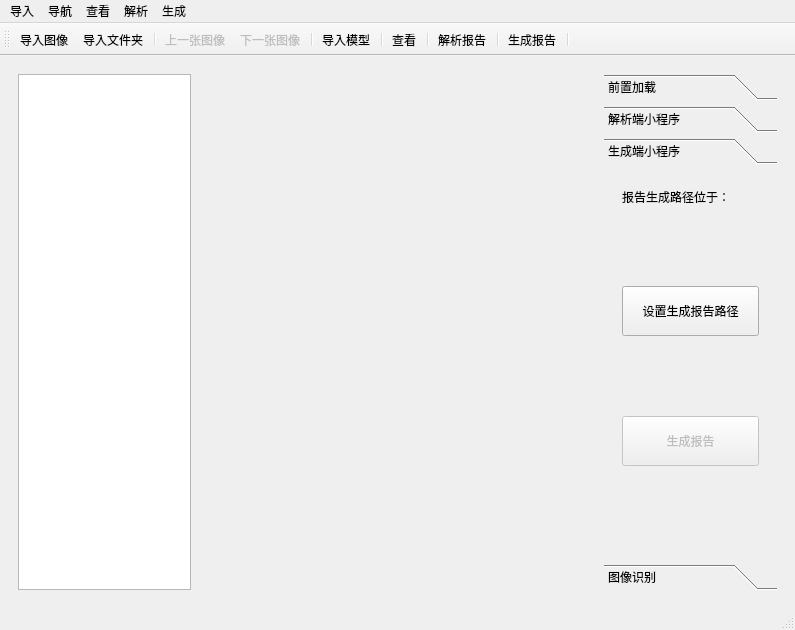
Qt form Ui/MainWindow/MainWindow.ui (Charliechen114514/Smart_UltraSound_Detection) before a commit.
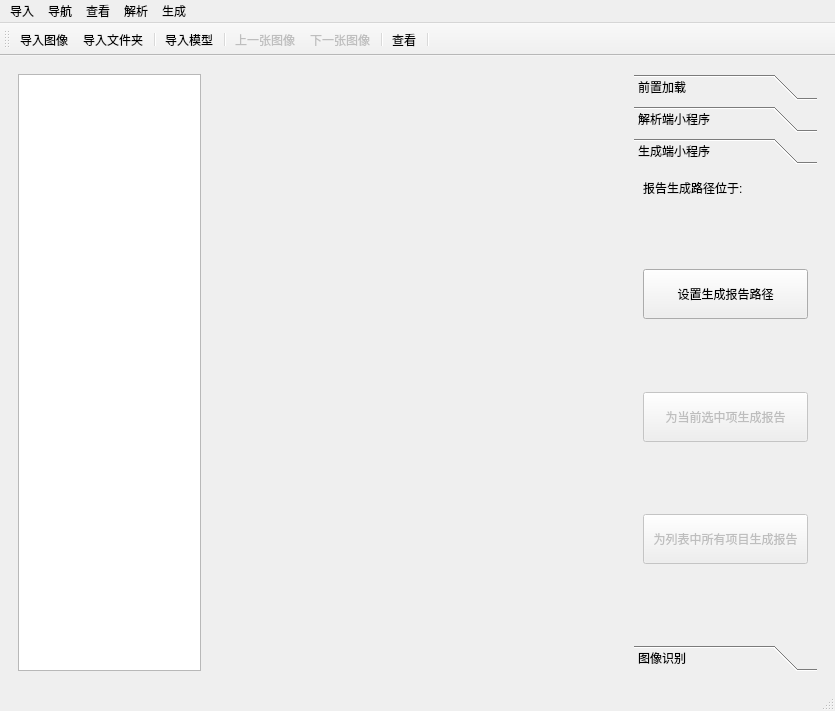
The same form after that commit. The open tabs and pages were chosen to show the change. Icons and pictures are not drawn.

Diff of the .ui file:
```diff
--- a/Ui/MainWindow/MainWindow.ui
+++ b/Ui/MainWindow/MainWindow.ui
@@ -6,8 +6,8 @@
    <rect>
     <x>0</x>
     <y>0</y>
-    <width>795</width>
-    <height>630</height>
+    <width>835</width>
+    <height>711</height>
    </rect>
   </property>
   <property name="windowTitle">
@@ -42,7 +42,7 @@
     </item>
     <item>
      <widget class="QWidget" name="operating_widget" native="true">
-      <layout class="QHBoxLayout" name="horizontalLayout_2">
+      <layout class="QVBoxLayout" name="verticalLayout_5">
        <item>
         <widget class="QToolBox" name="operate_tool_box">
          <property name="currentIndex">
@@ -214,8 +214,8 @@
            <rect>
             <x>0</x>
             <y>0</y>
-            <width>144</width>
-            <height>182</height>
+            <width>190</width>
+            <height>456</height>
            </rect>
           </property>
           <attribute name="icon">
@@ -227,42 +227,12 @@
           </attribute>
           <layout class="QVBoxLayout" name="verticalLayout_4">
            <item>
-            <widget class="QWidget" name="widget_summon_report" native="true">
-             <layout class="QVBoxLayout" name="verticalLayout_5">
-              <item>
                <widget class="QLabel" name="label_report_path">
                 <property name="text">
-                 <string>报告生成路径位于：</string>
-                </property>
-               </widget>
-              </item>
-              <item>
-               <spacer name="verticalSpacer">
-                <property name="orientation">
-                 <enum>Qt::Orientation::Vertical</enum>
-                </property>
-                <property name="sizeHint" stdset="0">
-                 <size>
-                  <width>20</width>
-                  <height>40</height>
-                 </size>
-                </property>
-               </spacer>
-              </item>
-              <item>
-               <widget class="QPushButton" name="btn_set_summon_path">
-                <property name="minimumSize">
-                 <size>
-                  <width>0</width>
-                  <height>50</height>
-                 </size>
-                </property>
-                <property name="text">
-                 <string>设置生成报告路径</string>
-                </property>
-                <property name="icon">
-                 <iconset resource="../../sources/icons.qrc">
-                  <normaloff>:/icons/pagetables/pagetables/settings.png</normaloff>:/icons/pagetables/pagetables/settings.png</iconset>
+              <string>报告生成路径位于: </string>
+             </property>
+             <property name="wordWrap">
+              <bool>true</bool>
                 </property>
                </widget>
               </item>
@@ -280,7 +250,37 @@
                </spacer>
               </item>
               <item>
-               <widget class="QPushButton" name="btn_summon_report">
+            <widget class="QPushButton" name="btn_set_summon_path">
+             <property name="minimumSize">
+              <size>
+               <width>0</width>
+               <height>50</height>
+              </size>
+             </property>
+             <property name="text">
+              <string>设置生成报告路径</string>
+             </property>
+             <property name="icon">
+              <iconset resource="../../sources/icons.qrc">
+               <normaloff>:/icons/pagetables/pagetables/settings.png</normaloff>:/icons/pagetables/pagetables/settings.png</iconset>
+             </property>
+            </widget>
+           </item>
+           <item>
+            <spacer name="verticalSpacer">
+             <property name="orientation">
+              <enum>Qt::Orientation::Vertical</enum>
+             </property>
+             <property name="sizeHint" stdset="0">
+              <size>
+               <width>20</width>
+               <height>40</height>
+              </size>
+             </property>
+            </spacer>
+           </item>
+           <item>
+            <widget class="QPushButton" name="btn_summon_report_for_current">
                 <property name="enabled">
                  <bool>false</bool>
                 </property>
@@ -291,7 +291,7 @@
                  </size>
                 </property>
                 <property name="text">
-                 <string>生成报告</string>
+              <string>为当前选中项生成报告</string>
                 </property>
                 <property name="icon">
                  <iconset resource="../../sources/icons.qrc">
@@ -312,9 +312,39 @@
                 </property>
                </spacer>
               </item>
-             </layout>
+           <item>
+            <widget class="QPushButton" name="btn_summon_report_for_all">
+             <property name="enabled">
+              <bool>false</bool>
+             </property>
+             <property name="minimumSize">
+              <size>
+               <width>0</width>
+               <height>50</height>
+              </size>
+             </property>
+             <property name="text">
+              <string>为列表中所有项目生成报告</string>
+             </property>
+             <property name="icon">
+              <iconset resource="../../sources/icons.qrc">
+               <normaloff>:/icons/pagetables/pagetables/summon_document.png</normaloff>:/icons/pagetables/pagetables/summon_document.png</iconset>
+             </property>
             </widget>
            </item>
+           <item>
+            <spacer name="verticalSpacer_7">
+             <property name="orientation">
+              <enum>Qt::Orientation::Vertical</enum>
+             </property>
+             <property name="sizeHint" stdset="0">
+              <size>
+               <width>20</width>
+               <height>40</height>
+              </size>
+             </property>
+            </spacer>
+           </item>
           </layout>
          </widget>
          <widget class="QWidget" name="page_4">
@@ -361,7 +391,7 @@
     <rect>
      <x>0</x>
      <y>0</y>
-     <width>795</width>
+     <width>835</width>
      <height>33</height>
     </rect>
    </property>
@@ -421,17 +451,13 @@
    <addaction name="action_import_images"/>
    <addaction name="action_import_folder"/>
    <addaction name="separator"/>
+   <addaction name="action_import_models"/>
+   <addaction name="separator"/>
    <addaction name="action_prev_image"/>
    <addaction name="action_next_image"/>
    <addaction name="separator"/>
-   <addaction name="action_import_models"/>
-   <addaction name="separator"/>
    <addaction name="action_check_infos"/>
    <addaction name="separator"/>
-   <addaction name="action_analysis_report"/>
-   <addaction name="separator"/>
-   <addaction name="action_summon_report"/>
-   <addaction name="separator"/>
   </widget>
   <action name="action_import_images">
    <property name="icon">
@@ -490,7 +516,7 @@
      <normaloff>:/icons/toolbar/toolbars/summon_document.png</normaloff>:/icons/toolbar/toolbars/summon_document.png</iconset>
    </property>
    <property name="text">
-    <string>生成报告</string>
+    <string>为当前选中项生成报告</string>
    </property>
    <property name="menuRole">
     <enum>QAction::MenuRole::NoRole</enum>
```
Left out of the diff: 138 changed lines with no effect on the pictures. Lines whose indentation alone changed are shown as unchanged.
